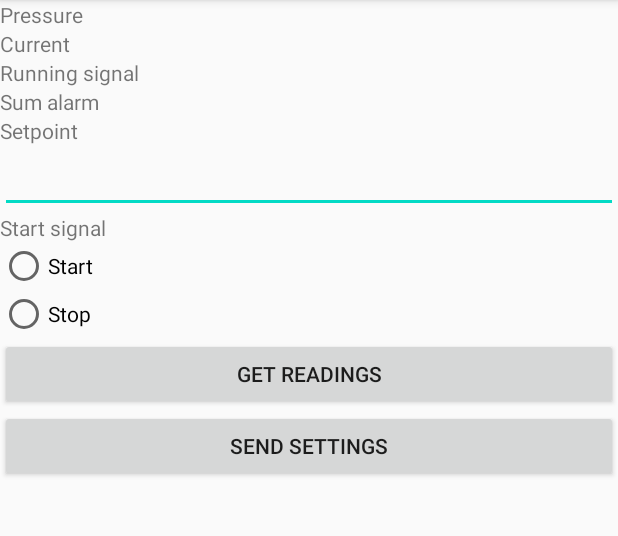
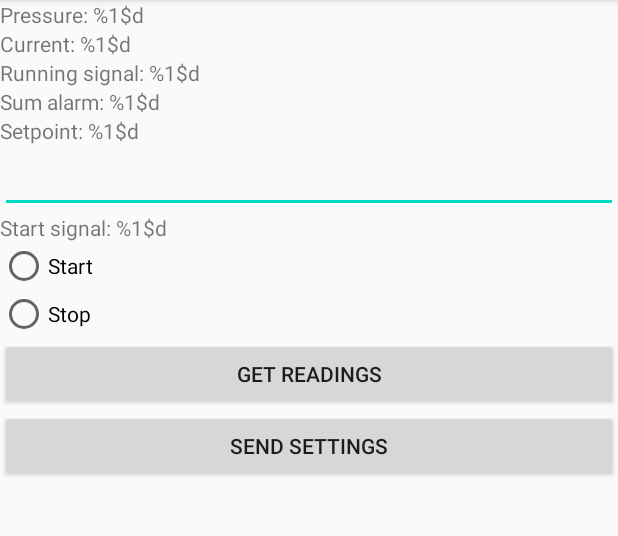
Before and after one commit to monstermaria/ArduinoBluetoothController, an Android app: the ReadingsAndSettingsActivity screen opened directly, with no data from a screen before it, on a phone screen of 412 x 824 dp, the part 84-620 px from its top. Run offline under Robolectric (Android 15) with nearby library versions, the phone set to English and light mode, and no system bars.

Commit message:
Improved string resources for showing readings.

```diff
--- a/app/src/main/res/values/strings.xml
+++ b/app/src/main/res/values/strings.xml
@@ -11,11 +11,11 @@
     <string name="show_readings_and_settings">Show readings and settings</string>
     <string name="send_settings">Send settings</string>
     <string name="get_readings">Get readings</string>
-    <string name="setpoint">Setpoint</string>
-    <string name="start_signal">Start signal</string>
-    <string name="running_signal">Running signal</string>
-    <string name="sum_alarm">Sum alarm</string>
-    <string name="pressure">Pressure</string>
-    <string name="current">Current</string>
+    <string name="setpoint">Setpoint: %1$d</string>
+    <string name="start_signal">Start signal: %1$d</string>
+    <string name="running_signal">Running signal: %1$d</string>
+    <string name="sum_alarm">Sum alarm: %1$d</string>
+    <string name="pressure">Pressure: %1$d</string>
+    <string name="current">Current: %1$d</string>
     <string name="bluetooth_settings">Bluetooth settings</string>
 </resources>
```
Also changed, not shown: 1 other file.
